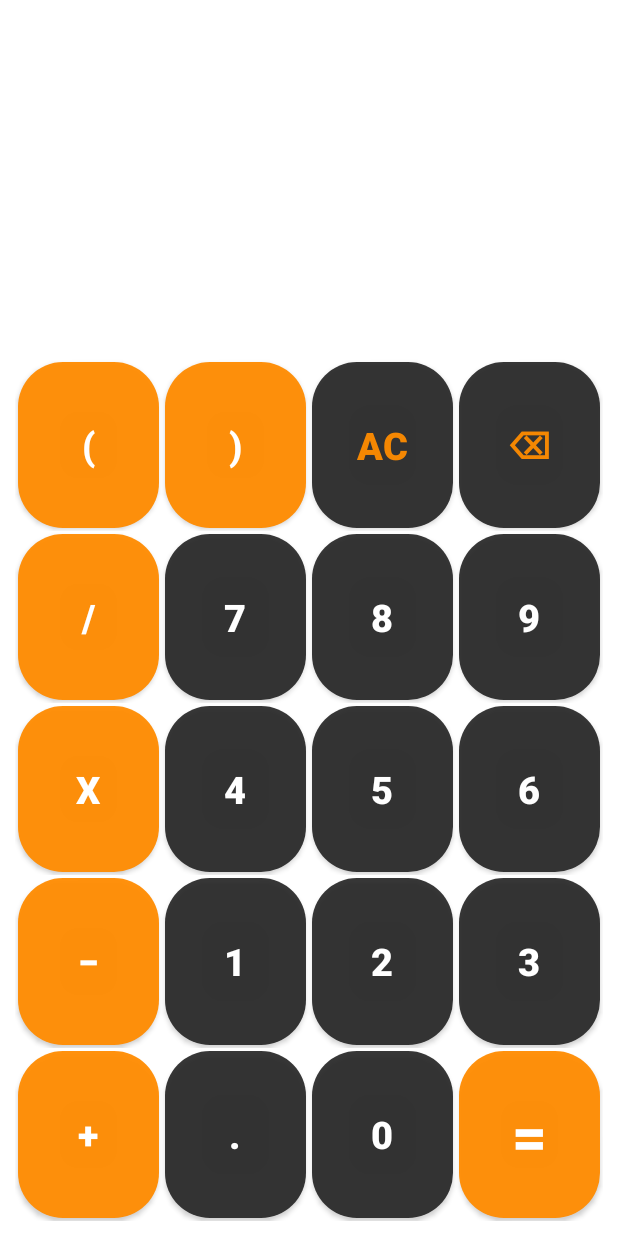
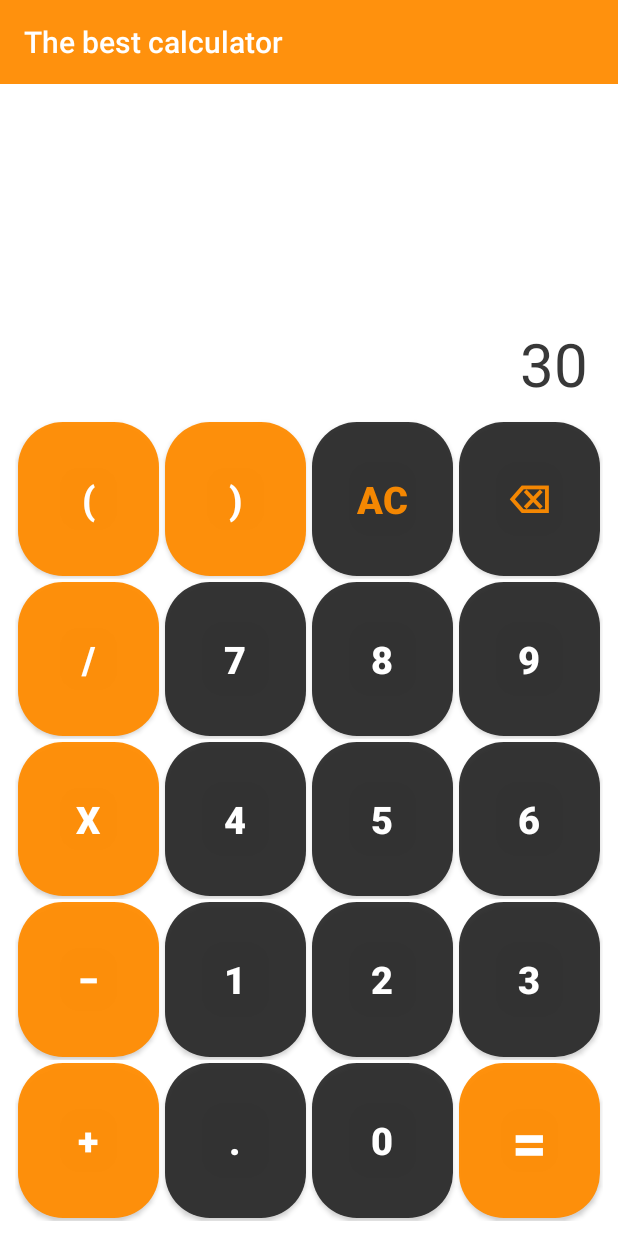
Before and after one commit to krachkovskyalex/academy_calc, an Android app: the layout calc_fragment.xml on its own in the app's theme, with its tools: preview values and no code run, on a phone screen of 412 x 824 dp. Run offline under Robolectric (Android 15) with nearby library versions, the phone set to English and light mode, and no system bars.

```diff
--- a/app/src/main/res/layout/calc_fragment.xml
+++ b/app/src/main/res/layout/calc_fragment.xml
@@ -7,137 +7,156 @@
     android:background="@color/white"
     android:orientation="vertical"
     tools:context=".ui.CalcActivity"
-    android:padding="10dp"
     tools:ignore="HardcodedText">
 
-    <androidx.constraintlayout.widget.ConstraintLayout
+    <androidx.appcompat.widget.Toolbar
+        android:layout_width="match_parent"
+        android:layout_height="wrap_content"
+        app:title="The best calculator"
+        android:background="@color/orange" />
+
+
+    <LinearLayout
+        android:layout_width="match_parent"
+        android:layout_height="match_parent"
+        android:orientation="vertical"
+        android:padding="10dp">
+        <TextView
+            android:id="@+id/tv_display"
             android:layout_width="match_parent"
             android:layout_height="0dp"
             android:layout_weight="2"
-        android:padding="20dp">
+            android:gravity="bottom|end"
+            tools:text="30"
+            android:textColor="@color/almostBlack"
+            android:padding="10dp"
+            android:textSize="40sp" />
 
-        <TextView
-            android:id="@+id/tv_workings"
+        <LinearLayout
             android:layout_width="match_parent"
-            android:layout_height="wrap_content"
-            android:lines="2"
-            android:maxLines="2"
-            android:textAlignment="textEnd"
-            android:textColor="@color/almostBlack"
-            android:textSize="25sp"
-            app:layout_constraintBottom_toTopOf="@id/tv_result"
-            app:layout_constraintEnd_toEndOf="parent"
-            app:layout_constraintStart_toStartOf="parent"
-            app:layout_constraintTop_toTopOf="parent" />
+            android:layout_height="0dp"
+            android:layout_weight="5"
+            android:orientation="vertical" >
+            <LinearLayout style="@style/btnRow">
 
-        <TextView
-            android:id="@+id/tv_result"
-            android:layout_width="match_parent"
-            android:layout_height="wrap_content"
-            android:lines="1"
-            android:maxLines="1"
-            android:textAlignment="textEnd"
-            android:textColor="@color/almostBlack"
-            android:textSize="40sp"
-            app:layout_constraintBottom_toBottomOf="parent"
-            app:layout_constraintEnd_toEndOf="parent"
-            app:layout_constraintStart_toStartOf="parent" />
-
-    </androidx.constraintlayout.widget.ConstraintLayout>
-
-
-    <LinearLayout style="@style/btnRow">
                 <Button
                     android:id="@+id/b_open_bracket"
                     style="@style/btnOperator"
                     android:text="(" />
+
                 <Button
                     android:id="@+id/b_close_bracket"
                     style="@style/btnOperator"
                     android:text=")" />
+
                 <Button
                     android:id="@+id/b_ac"
                     style="@style/btnNumber"
-            android:textColor="@color/orange"
-            android:text="ac" />
+                    android:text="ac"
+                    android:textColor="@color/orange" />
+
                 <Button
                     android:id="@+id/b_back"
                     style="@style/btnNumber"
-            android:textColor="@color/orange"
-            android:text="⌫" />
+                    android:text="⌫"
+                    android:textColor="@color/orange" />
             </LinearLayout>
+
             <LinearLayout style="@style/btnRow">
+
                 <Button
                     android:id="@+id/b_div"
                     style="@style/btnOperator"
                     android:text="/" />
+
                 <Button
                     android:id="@+id/b_7"
                     style="@style/btnNumber"
                     android:text="7" />
+
                 <Button
                     android:id="@+id/b_8"
                     style="@style/btnNumber"
                     android:text="8" />
+
                 <Button
                     android:id="@+id/b_9"
                     style="@style/btnNumber"
                     android:text="9" />
             </LinearLayout>
+
             <LinearLayout style="@style/btnRow">
+
                 <Button
                     android:id="@+id/b_mult"
                     style="@style/btnOperator"
                     android:text="X" />
+
                 <Button
                     android:id="@+id/b_4"
                     style="@style/btnNumber"
                     android:text="4" />
+
                 <Button
                     android:id="@+id/b_5"
                     style="@style/btnNumber"
                     android:text="5" />
+
                 <Button
                     android:id="@+id/b_6"
                     style="@style/btnNumber"
                     android:text="6" />
             </LinearLayout>
+
             <LinearLayout style="@style/btnRow">
+
                 <Button
                     android:id="@+id/b_sub"
                     style="@style/btnOperator"
                     android:text="−" />
+
                 <Button
                     android:id="@+id/b_1"
                     style="@style/btnNumber"
                     android:text="1" />
+
                 <Button
                     android:id="@+id/b_2"
                     style="@style/btnNumber"
                     android:text="2" />
+
                 <Button
                     android:id="@+id/b_3"
                     style="@style/btnNumber"
                     android:text="3" />
             </LinearLayout>
+
             <LinearLayout style="@style/btnRow">
+
                 <Button
                     android:id="@+id/b_add"
                     style="@style/btnOperator"
                     android:text="+" />
+
                 <Button
                     android:id="@+id/b_dot"
                     style="@style/btnNumber"
                     android:text="." />
+
                 <Button
                     android:id="@+id/b_0"
                     style="@style/btnNumber"
                     android:text="0" />
+
                 <Button
                     android:id="@+id/b_equals"
                     style="@style/btnOperator"
-            android:textSize="40sp"
-            android:text="=" />
+                    android:text="="
+                    android:textSize="40sp" />
+            </LinearLayout>
         </LinearLayout>
 
     </LinearLayout>
+
+
+</LinearLayout>
```
Also changed, not shown: app/src/main/java/com/krachkovsky/mycalculator/logic/Calculator.kt (added, +56 -0 lines), app/src/main/java/com/krachkovsky/mycalculator/logic/InputParser.kt (+36 -14 lines), app/src/main/java/com/krachkovsky/mycalculator/logic/command/AdditionCommand.kt (added, +12 -0 lines), app/src/main/java/com/krachkovsky/mycalculator/logic/command/CalcCommand.kt (added, +7 -0 lines), app/src/main/java/com/krachkovsky/mycalculator/logic/command/DivideCommand.kt (added, +17 -0 lines), app/src/main/java/com/krachkovsky/mycalculator/logic/command/MultiplyCommand.kt (added, +12 -0 lines), app/src/main/java/com/krachkovsky/mycalculator/logic/command/SubtractCommand.kt (added, +12 -0 lines), app/src/main/java/com/krachkovsky/mycalculator/ui/CalcFragment.kt (+71 -29 lines). Lines whose indentation alone changed are shown as unchanged.
